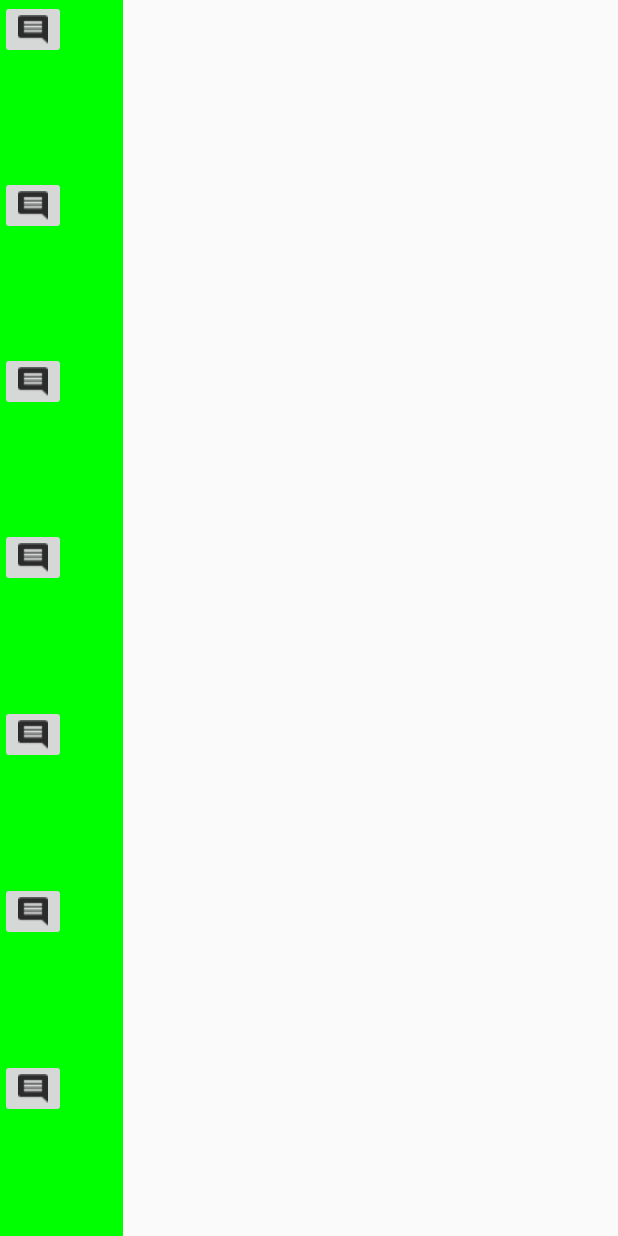
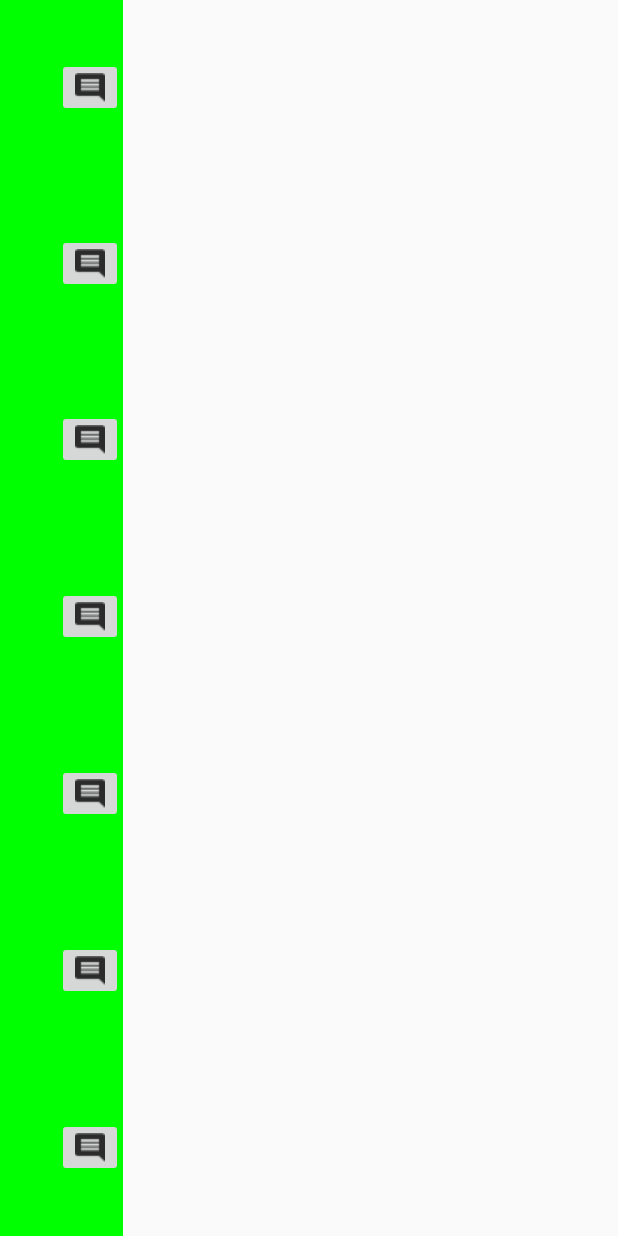
Before and after one commit to rkoper/Android-1---memorisez-votre-humeur-du-jour, an Android app: the layout activity_history.xml on its own in the app's theme, with its tools: preview values and no code run, on a phone screen of 412 x 824 dp. Run offline under Robolectric (Android 15) with nearby library versions, the phone set to English and light mode, and no system bars.

Commit message:
fix bug of history comment button

```diff
--- a/app/src/main/res/layout/activity_history.xml
+++ b/app/src/main/res/layout/activity_history.xml
@@ -22,9 +22,10 @@
                 android:id="@+id/buttonComment1"
                 android:layout_width="wrap_content"
                 android:layout_height="wrap_content"
+                android:layout_gravity="center_vertical|end"
+                android:contentDescription="TODO"
                 android:src="@drawable/ic_comment_black_48px"
-                android:text="Button"
-                android:contentDescription="TODO" />
+                android:text="Button" />
         </FrameLayout>
 
         <FrameLayout
@@ -51,6 +52,7 @@
                 android:layout_width="wrap_content"
                 android:layout_height="wrap_content"
                 android:text="Button"
+                android:layout_gravity="center_vertical|end"
                 android:src="@drawable/ic_comment_black_48px"
                 android:contentDescription="TODO" />
         </FrameLayout>
@@ -78,6 +80,7 @@
                 android:id="@+id/buttonComment3"
                 android:layout_width="wrap_content"
                 android:layout_height="wrap_content"
+                android:layout_gravity="center_vertical|end"
                 android:text="Button"
                 android:src="@drawable/ic_comment_black_48px"
                 android:contentDescription="TODO" />
@@ -107,6 +110,7 @@
         <ImageButton
             android:id="@+id/buttonComment4"
             android:layout_width="wrap_content"
+            android:layout_gravity="center_vertical|end"
             android:layout_height="wrap_content"
             android:text="Button"
             android:src="@drawable/ic_comment_black_48px"
@@ -137,6 +141,7 @@
             android:id="@+id/buttonComment5"
             android:layout_width="wrap_content"
             android:layout_height="wrap_content"
+            android:layout_gravity="center_vertical|end"
             android:text="Button"
             android:src="@drawable/ic_comment_black_48px"
             android:contentDescription="TODO" />
@@ -165,6 +170,7 @@
                 android:id="@+id/buttonComment6"
                 android:layout_width="wrap_content"
                 android:layout_height="wrap_content"
+                android:layout_gravity="center_vertical|end"
                 android:text="Button"
                 android:src="@drawable/ic_comment_black_48px"
                 android:contentDescription="TODO" />
@@ -193,6 +199,7 @@
                 android:id="@+id/buttonComment7"
                 android:layout_width="wrap_content"
                 android:layout_height="wrap_content"
+                android:layout_gravity="center_vertical|end"
                 android:text="Button"
                 android:src="@drawable/ic_comment_black_48px"
                 android:contentDescription="TODO" />
```
